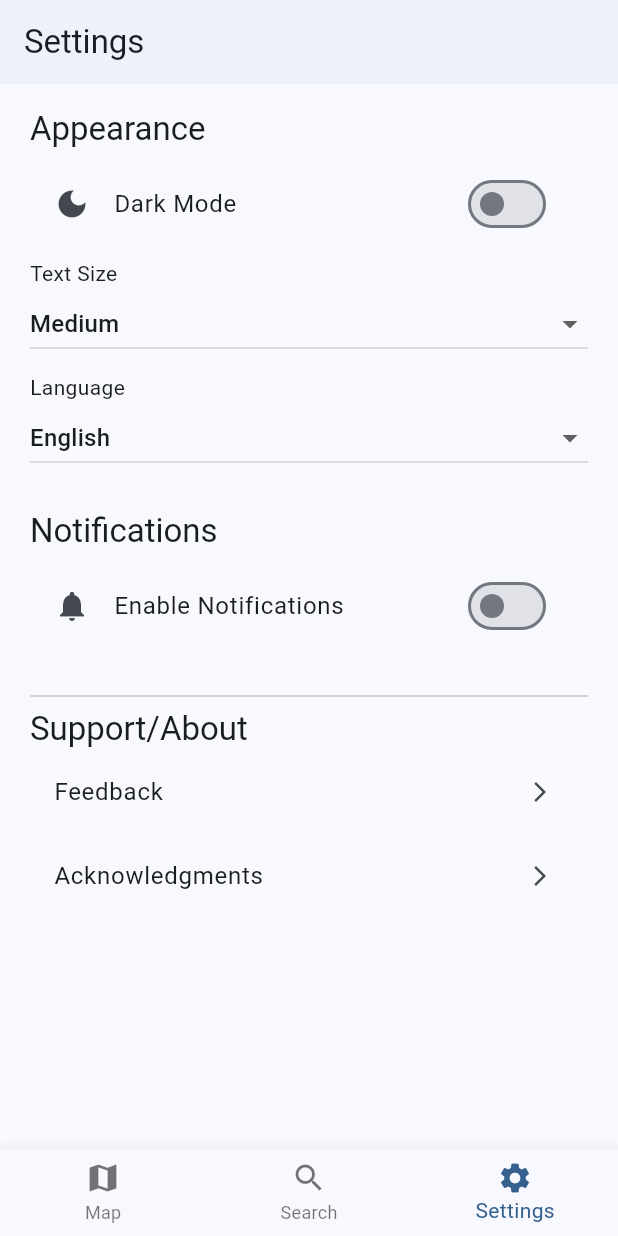
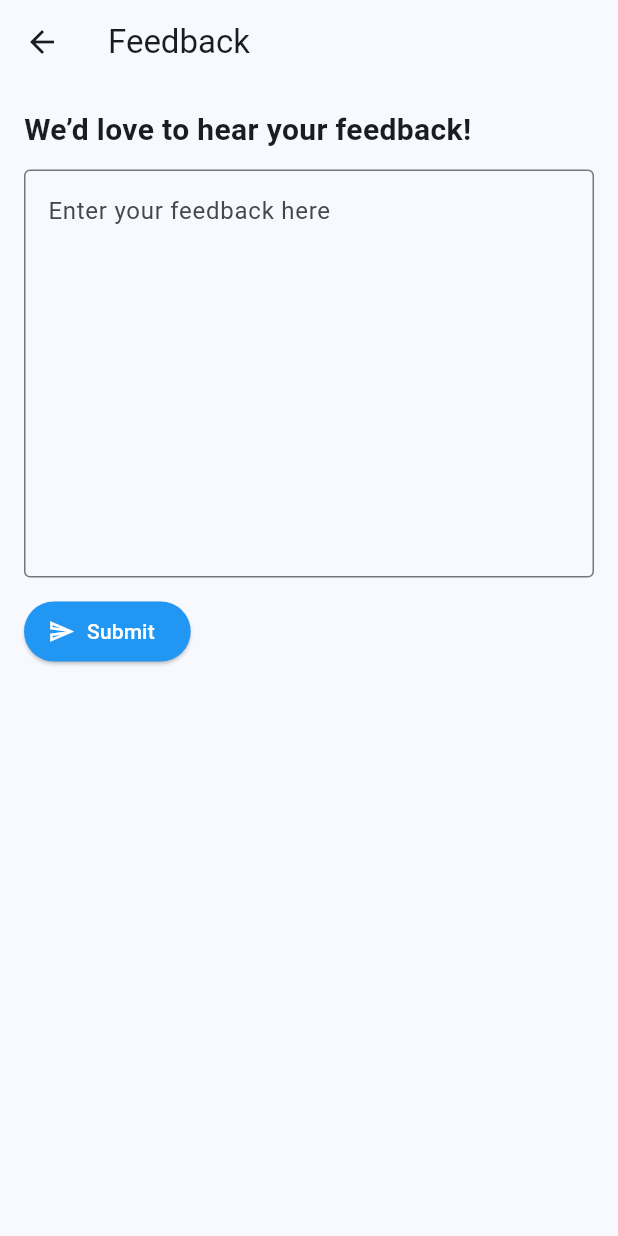
Before and after one commit to J1m3y1/Gas_App_Project, a Flutter app: the screen it shows after launch, item 3 of the bottom bar chosen, after a tap on "Feedback", on a phone screen of 412 x 824 dp. Run offline on Flutter 3.47's test engine with Material 3 defaults, Android fonts, the phone set to English and light mode, and no system bars; our stand-ins replace cloud_firestore, firebase_core, flutter_svg, geolocator, google_maps_flutter; accounts and stored records are empty; statements that could not run were skipped.

Commit message:
Integrated feedback and acknowledgments from "settings-tab"

```diff
--- /dev/null
+++ b/lib/pages/feedback_page.dart
@@ -0,0 +1,46 @@
+import 'package:flutter/material.dart';
+
+class FeedbackPage extends StatelessWidget {
+  const FeedbackPage({super.key});
+
+  @override
+  Widget build(BuildContext context) {
+
+    return Scaffold(
+      appBar: AppBar(
+        title: Text('Feedback'),
+      ),
+      body: Padding(
+        padding: const EdgeInsets.all(16.0),
+        child: Column(
+          crossAxisAlignment: CrossAxisAlignment.start,
+          children: [
+            const Text(
+              'We’d love to hear your feedback!',
+              style: TextStyle(fontSize: 20, fontWeight: FontWeight.bold),
+            ),
+            const SizedBox(height: 12),
+            TextField(
+              decoration: InputDecoration(
+                hintText: 'Enter your feedback here',
+                border: OutlineInputBorder(),
+              ),
+              maxLines: 10,
+            ),
+            const SizedBox(height: 12),
+            ElevatedButton.icon(
+              onPressed: () {
+                Navigator.pop(context);
+              },
+              icon: const Icon(Icons.send_outlined),
+              label: const Text('Submit'),
+              style: ElevatedButton.styleFrom(
+                foregroundColor: Colors.white, backgroundColor: Colors.blue,
+              ),
+            ),
+          ],
+        ),
+      ),
+    );
+  }
+}
--- a/lib/pages/setting_screen.dart
+++ b/lib/pages/setting_screen.dart
@@ -1,4 +1,6 @@
 import 'package:flutter/material.dart';
+import 'package:gas_app_project_dev/pages/acknowledgments_page.dart';
+import 'package:gas_app_project_dev/pages/feedback_page.dart';
 
 class SettingsPage extends StatefulWidget {
   final bool isDarkMode;
@@ -101,6 +103,12 @@ class _SettingsPageState extends State<SettingsPage> {
             title: const Text('Feedback'),
             trailing: const Icon(Icons.arrow_forward_ios, size: 16),
             onTap: () {
+              Navigator.push(
+                context,
+                MaterialPageRoute(
+                  builder: (context) => const FeedbackPage(),
+                ),
+              );
 
             }
           ),
@@ -108,7 +116,12 @@ class _SettingsPageState extends State<SettingsPage> {
             title: const Text('Acknowledgments'),
             trailing: const Icon(Icons.arrow_forward_ios, size: 16),
             onTap: () {
-
+              Navigator.push(
+                context,
+                MaterialPageRoute(
+                  builder: (context) => const AcknowledgmentsPage(),
+                ),
+              );
             }
           ),
         ],
```
Also changed, not shown: lib/pages/acknowledgments_page.dart (added, +37 -0 lines).
